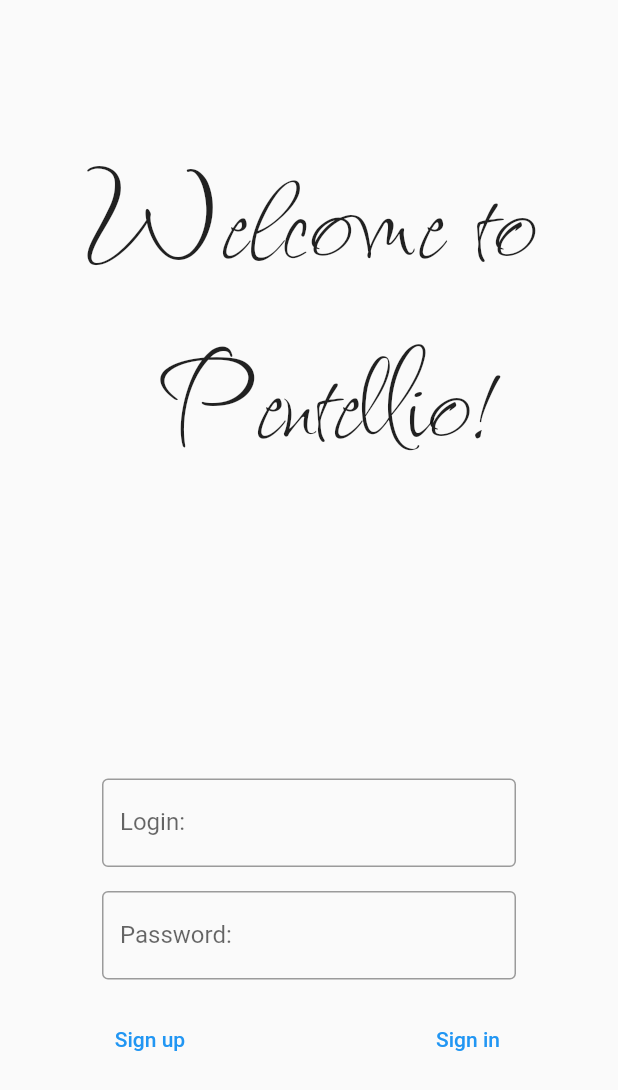
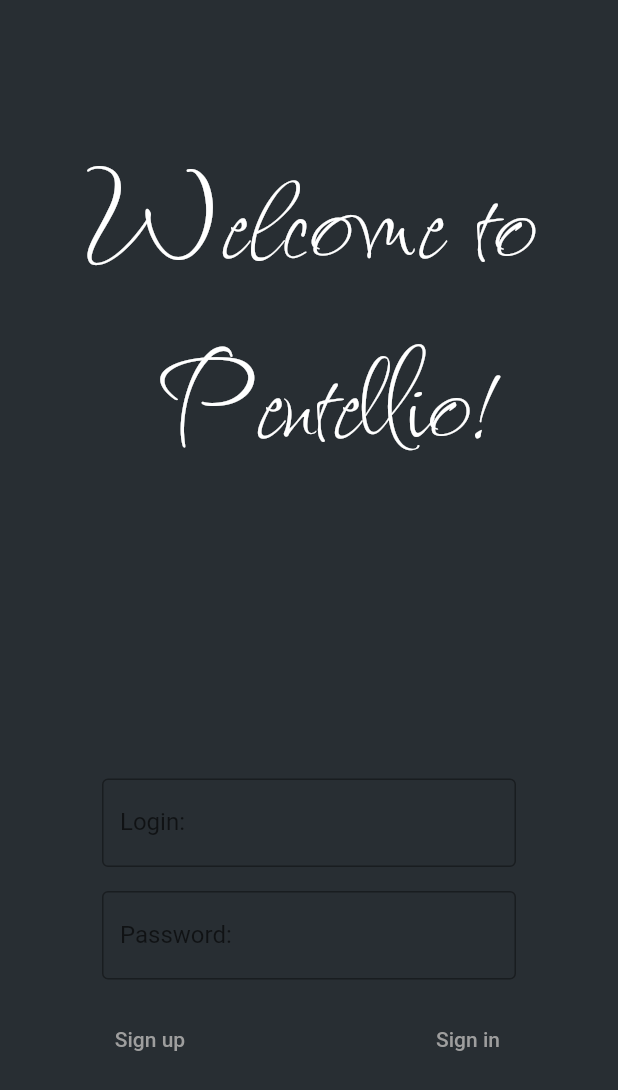
Before and after one commit to pavonism/pentellio, a Flutter app: the screen it shows after launch, on a phone screen of 412 x 824 dp. Shown: the top 1090 px of the screen. Run offline on Flutter 3.47's test engine with Material 2 defaults, Android fonts, the phone set to English and light mode, and no system bars; our stand-ins replace cached_network_image, firebase_auth, firebase_core, flutter_bloc; accounts and stored records are empty.

Commit message:
Switch to dark theme

```diff
--- a/lib/main.dart
+++ b/lib/main.dart
@@ -61,7 +61,12 @@ class PentellioApp extends StatelessWidget {
   Widget build(BuildContext context) {
     return MaterialApp(
       theme: ThemeData(
-        primarySwatch: Colors.blue,
+        primarySwatch: Colors.grey,
+        primaryColor: Colors.white,
+        backgroundColor: const Color(0xFF282E33),
+        scaffoldBackgroundColor: const Color(0xFF282E33),
+        primaryTextTheme: Typography(platform: TargetPlatform.iOS).white,
+        textTheme: Typography(platform: TargetPlatform.iOS).white,
       ),
       home: Provider(
         create: (_) {
--- a/lib/views/login/login_title.dart
+++ b/lib/views/login/login_title.dart
@@ -13,8 +13,10 @@ class PentellioTitle extends StatelessWidget {
         child: Text(
           twoLines ? 'Welcome to \n Pentellio!' : 'Welcome to Pentellio!',
           maxLines: 2,
-          style:
-              const TextStyle(fontSize: 100, fontFamily: 'FugglesPro-Regular'),
+          style: TextStyle(
+              fontSize: 100,
+              fontFamily: 'FugglesPro-Regular',
+              color: Theme.of(context).primaryColor),
           textAlign: TextAlign.center,
         ),
       ),
--- a/lib/views/login/register.dart
+++ b/lib/views/login/register.dart
@@ -1,8 +1,6 @@
 import 'package:flutter/material.dart';
 import 'package:flutter_bloc/flutter_bloc.dart';
 import 'package:pentellio/cubits/auth_cubit.dart';
-
-import '../../services/auth_service.dart';
 
 class PentellioRegister extends StatefulWidget {
   const PentellioRegister({super.key});
--- a/pubspec.yaml
+++ b/pubspec.yaml
@@ -38,6 +38,7 @@ dependencies:
   firebase_core: ^2.3.0
   firebase_auth: ^4.1.5
   flutter_bloc: ^8.1.1
+  cached_network_image: ^3.2.3
 
 dev_dependencies:
   flutter_test:
```
Also changed, not shown: lib/views/chat/chat.dart (+19 -7 lines), lib/views/chat_list/chat_list.dart (+4 -68 lines), lib/views/chat_list/chat_tile.dart (added, +82 -0 lines), lib/widgets/rounded_rect.dart (+6 -2 lines), pubspec.lock, 1 other file.
